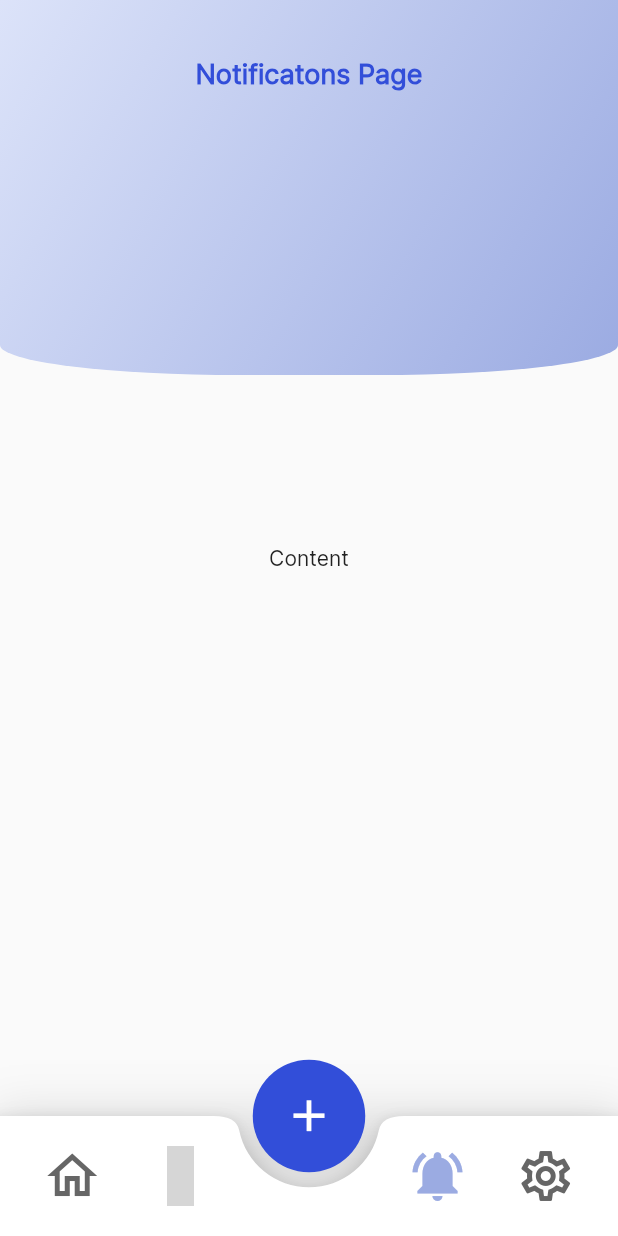
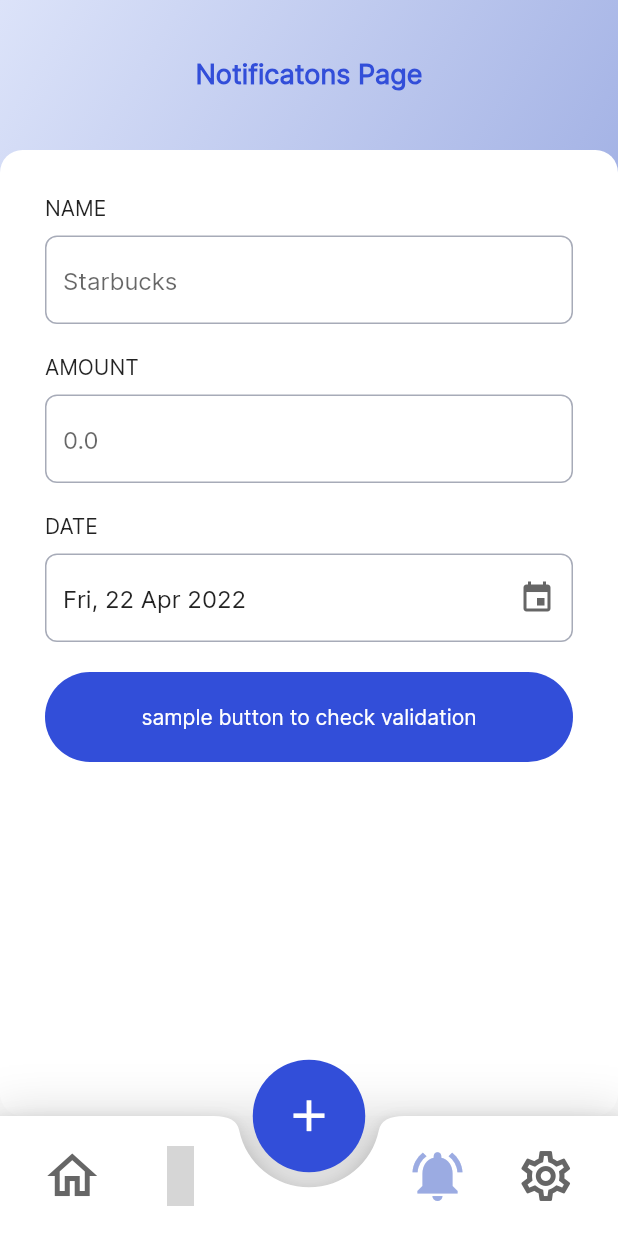
Before and after one commit to framgia/sph_flutter-capstone, a Flutter app: the screen it shows after launch, item 3 of the bottom bar chosen, on a phone screen of 412 x 824 dp. Run offline on Flutter 3.47's test engine with Material 2 defaults, Android fonts, the phone set to English and light mode, and no system bars; our stand-ins replace auto_route, hooks_riverpod, material_design_icons_flutter; missing offline and left inert: sqfentity, sqfentity_gen; accounts and stored records are empty; statements that could not run were skipped; grey boxes are pictures that could not be loaded.

Commit message:
[UI] Added reusable input field with validator and controller

```diff
--- a/lib/consts/global_style.dart
+++ b/lib/consts/global_style.dart
@@ -50,7 +50,16 @@ const inputDecorationTheme = InputDecorationTheme(
   enabledBorder: OutlineInputBorder(
     borderSide: BorderSide(color: AppColor.lightGray),
     borderRadius: rounded,
-    ));
+  ),
+  errorBorder: OutlineInputBorder(
+    borderSide: BorderSide(color: Colors.red),
+    borderRadius: rounded,
+  ),
+  focusedErrorBorder: OutlineInputBorder(
+    borderSide: BorderSide(color: AppColor.red),
+    borderRadius: rounded,
+  ),
+);
 
 // TODO: STYLE FOR BUTTON
 OutlinedButtonThemeData outlinedButtonTheme = OutlinedButtonThemeData(
@@ -73,5 +82,5 @@ ElevatedButtonThemeData elevatedButtonTheme = ElevatedButtonThemeData(
     shape: RoundedRectangleBorder(
       borderRadius: BorderRadius.circular(50),
     ),
-  ),
+  )
 );
--- a/lib/views/pages/notifications.dart
+++ b/lib/views/pages/notifications.dart
@@ -1,7 +1,8 @@
 import 'package:flutter/material.dart';
 import 'package:hooks_riverpod/hooks_riverpod.dart';
-import 'package:sun_flutter_capstone/state/session_provider.dart';
-import 'package:sun_flutter_capstone/utils/routing.dart';
+import 'package:sun_flutter_capstone/views/widgets/input/date_field.dart';
+import 'package:sun_flutter_capstone/views/widgets/input/input_field.dart';
+import 'package:sun_flutter_capstone/views/widgets/input/input_group.dart';
 import 'package:sun_flutter_capstone/views/widgets/template.dart';
 
 class NotificationsPage extends HookConsumerWidget {
@@ -9,10 +10,65 @@ class NotificationsPage extends HookConsumerWidget {
 
   @override
   Widget build(BuildContext context, WidgetRef ref) {
-    return const Template(
+    final formKey = GlobalKey<FormState>();
+    final TextEditingController nameController = TextEditingController();
+    final TextEditingController amountController = TextEditingController();
+
+    return Template(
       appbarTitle: Text('Notificatons Page'),
-      content: Center(
-        child: Text('Content'),
+      content: Container(
+        padding: const EdgeInsets.all(30),
+        margin: const EdgeInsets.only(top: 40),
+        height: double.infinity,
+        decoration: const BoxDecoration(
+          borderRadius: BorderRadius.all(
+            Radius.circular(15),
+          ),
+          color: Colors.white,
+        ),
+        child: Form(
+          key: formKey,
+          child: Column(
+            mainAxisAlignment: MainAxisAlignment.start,
+            children: [
+              InputGroup(
+                label: 'NAME',
+                input: InputField(
+                  inputController: nameController,
+                  hintText: 'Starbucks',
+                ),
+              ),
+              InputGroup(
+                label: 'AMOUNT',
+                input: InputField(
+                  inputController: amountController,
+                  hintText: '0.0',
+                  isNumber: true,
+                ),
+              ),
+              InputGroup(
+                label: 'DATE',
+                input: DateField(
+                  firstDate: DateTime(DateTime.now().year, 1),
+                  lastDate: DateTime.now(),
+                ),
+              ),
+              ElevatedButton(
+                onPressed: () {
+                  if (formKey.currentState!.validate()) {
+                    showDialog(
+                      context: context,
+                      builder: (BuildContext context) => AlertDialog(
+                        content: Text('Values: ${nameController.text} ${amountController.text}'),
+                      ),
+                    );
+                  }
+                },
+                child: const Text('sample button to check validation'),
+              ),
+            ],
+          ),
+        ),
       ),
     );
   }
--- /dev/null
+++ b/lib/views/widgets/input/input_field.dart
@@ -0,0 +1,33 @@
+import 'package:flutter/material.dart';
+
+class InputField extends StatelessWidget {
+  final String hintText;
+  final bool isNumber;
+  final String errorMessage;
+  final TextEditingController inputController;
+
+  const InputField({
+    Key? key,
+    this.isNumber = false,
+    this.hintText = '',
+    this.errorMessage = 'This field is required.',
+    required this.inputController,
+  }) : super(key: key);
+
+  @override
+  Widget build(BuildContext context) {
+    return TextFormField(
+      controller: inputController,
+      validator: (value) {
+        if (value == null || value.isEmpty) {
+          return errorMessage;
+        }
+        return null;
+      },
+      decoration: InputDecoration(
+        hintText: hintText,
+      ),
+      keyboardType: isNumber ? TextInputType.number : TextInputType.text,
+    );
+  }
+}
--- /dev/null
+++ b/lib/views/widgets/input/input_group.dart
@@ -0,0 +1,30 @@
+import 'package:flutter/material.dart';
+
+class InputGroup extends StatelessWidget {
+  final String label;
+  final Widget input;
+
+  const InputGroup({Key? key, this.label = '', required this.input})
+      : super(key: key);
+
+  addLabel() {
+    if (label.isNotEmpty) {
+      return Text(label);
+    }
+    return const SizedBox();
+  }
+
+  @override
+  Widget build(BuildContext context) {
+    return Column(
+      crossAxisAlignment: CrossAxisAlignment.start,
+      children: [
+        addLabel(),
+        Padding(
+          padding: const EdgeInsets.only(top: 10, bottom: 20),
+          child: input,
+        ),
+      ],
+    );
+  }
+}
--- a/lib/views/widgets/navigation/bottom_navbar.dart
+++ b/lib/views/widgets/navigation/bottom_navbar.dart
@@ -13,6 +13,8 @@ class BottomNavBar extends HookConsumerWidget {
   const BottomNavBar({Key? key}) : super(key: key);
   @override
   Widget build(BuildContext context, WidgetRef ref) {
+    bool keyboardIsOpened = MediaQuery.of(context).viewInsets.bottom != 0.0;
+
     return AutoTabsScaffold(
       routes: const [
         DashboardRouter(),
@@ -20,7 +22,9 @@ class BottomNavBar extends HookConsumerWidget {
         NotificationsRouter(),
         SettingsRouter()
       ],
-      floatingActionButton: const CenterActionButton(),
+      resizeToAvoidBottomInset: false,
+      floatingActionButton:
+          keyboardIsOpened ? SizedBox() : CenterActionButton(),
       floatingActionButtonLocation: FloatingActionButtonLocation.centerDocked,
       bottomNavigationBuilder: (_, tabsRouter) {
         return Container(
--- a/lib/views/widgets/template.dart
+++ b/lib/views/widgets/template.dart
@@ -17,7 +17,12 @@ class Template extends StatelessWidget {
 
   @override
   Widget build(BuildContext context) {
-    return Scaffold(
+    return GestureDetector(
+      onTap: () {
+        FocusManager.instance.primaryFocus?.unfocus();
+      },
+      child: Scaffold(
+        resizeToAvoidBottomInset: false,
         body: Stack(
           children: [
             Container(
@@ -55,11 +60,13 @@ class Template extends StatelessWidget {
             SafeArea(
               child: Container(
                 alignment: Alignment.topLeft,
-            padding: const EdgeInsets.symmetric(vertical: 100, horizontal: 15),
+                margin: const EdgeInsets.only(top: 60),
                 child: content,
               ),
             ),
           ],
-    ));
+        ),
+      ),
+    );
   }
 }
```
Also changed, not shown: lib/views/pages/sample_with_appbar.dart (deleted, +0 -46 lines), lib/views/widgets/input/date_field.dart (renamed from lib/views/widgets/date_field.dart, +0 -13 lines). Lines whose indentation alone changed are shown as unchanged.
